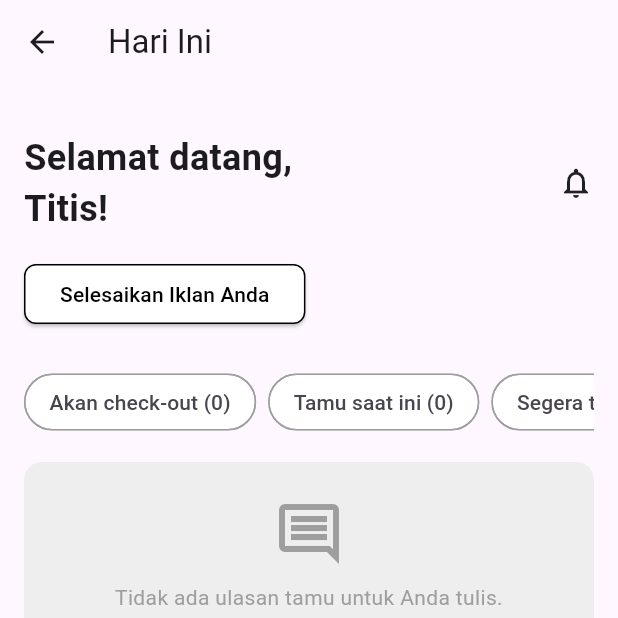
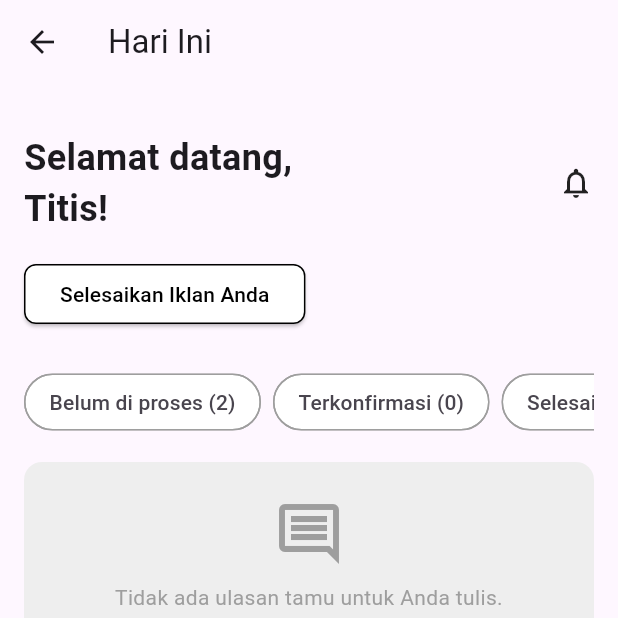
Before and after one commit to velinaaas/airbnbclone, a Flutter app: the _HariIniContent screen opened directly, on a phone screen of 412 x 824 dp, the top half of it. Run offline on Flutter 3.47's test engine with Material 3 defaults, Android fonts, the light colour scheme and no system bars; our stand-ins replace shared_preferences; accounts and stored records are empty; network calls fail.

Commit message:
commit dea 8

```diff
--- a/lib/main.dart
+++ b/lib/main.dart
@@ -13,7 +13,9 @@ import 'package:shared_preferences/shared_preferences.dart';
 import 'package:airbnbclone/views/login.dart';
 import 'package:airbnbclone/views/register.dart';
 import 'package:airbnbclone/views/explore.dart'; // contoh home setelah login
-import 'package:airbnbclone/pages/menu_page.dart'; // jika ingin ke menu langsung
+import 'package:airbnbclone/pages/menu_page.dart';
+import 'package:airbnbclone/pages/hari_ini_page.dart';
+ // jika ingin ke menu langsung
 
 void main() {
   runApp(const MyApp());
--- a/lib/pages/hari_ini_page.dart
+++ b/lib/pages/hari_ini_page.dart
@@ -1,7 +1,4 @@
 import 'package:flutter/material.dart';
-import 'package:airbnbclone/pages/menu_page.dart';
-import 'tempat_page.dart';
-import 'pesan_page.dart';
 
 class HariIniPage extends StatefulWidget {
   const HariIniPage({super.key});
@@ -11,56 +8,65 @@ class HariIniPage extends StatefulWidget {
 }
 
 class _HariIniPageState extends State<HariIniPage> {
-  int _selectedIndex = 0;
-
-  final List<Widget> _pages = [
-    const _HariIniContent(),
-    TempatPage(),
-    PesanPage(),
-    const MenuPage(),
-  ];
-
   @override
   Widget build(BuildContext context) {
-    return Scaffold(
-      body: _pages[_selectedIndex],
-      bottomNavigationBar: BottomNavigationBar(
-        currentIndex: _selectedIndex,
-        selectedItemColor:Colors.pink,
-        unselectedItemColor: Colors.grey,
-        showSelectedLabels: true,
-        showUnselectedLabels: true,
-        type: BottomNavigationBarType.fixed,
-        onTap: (index) {
-          setState(() {
-            _selectedIndex = index;
-          });
-        },
-        items: const [
-          BottomNavigationBarItem(
-            icon: Icon(Icons.check_box_outlined),
-            label: 'Hari ini',
-          ),
-          BottomNavigationBarItem(
-            icon: Icon(Icons.house),
-            label: 'Telusuri',
-          ),
-          BottomNavigationBarItem(
-            icon: Icon(Icons.chat_bubble_outline),
-            label: 'Pesan',
-          ),
-          BottomNavigationBarItem(
-            icon: Icon(Icons.menu),
-            label: 'Menu',
-          ),
-        ],
-      ),
-    );
+    return const _HariIniContent();
   }
 }
 
-class _HariIniContent extends StatelessWidget {
+class _HariIniContent extends StatefulWidget {
   const _HariIniContent();
+
+  @override
+  State<_HariIniContent> createState() => _HariIniContentState();
+}
+
+class _HariIniContentState extends State<_HariIniContent> {
+  String selectedTab = '';
+  List<Map<String, String>> akanCheckout = [
+    {'name': 'Ahmad Yusuf', 'detail': 'Villa Mawar, 17-19 Juni 2025'},
+    {'name': 'Lia Putri', 'detail': 'Apartemen Sakura, 18-20 Juni 2025'},
+  ];
+  List<Map<String, String>> tamuSaatIni = [];
+  List<Map<String, String>> pesananSelesai = [];
+
+  void _selectTab(String tab) {
+    setState(() {
+      selectedTab = tab;
+    });
+  }
+
+  void _konfirmasiPesanan(Map<String, String> pesanan) {
+    setState(() {
+      akanCheckout.remove(pesanan);
+      tamuSaatIni.add(pesanan);
+    });
+    ScaffoldMessenger.of(context).showSnackBar(SnackBar(
+      content: Text('Pesanan ${pesanan['name']} diterima.'),
+      duration: const Duration(seconds: 2),
+    ));
+  }
+
+  void _batalkanPesanan(Map<String, String> pesanan) {
+    setState(() {
+      akanCheckout.remove(pesanan);
+    });
+    ScaffoldMessenger.of(context).showSnackBar(SnackBar(
+      content: Text('Pesanan ${pesanan['name']} dibatalkan.'),
+      duration: const Duration(seconds: 2),
+    ));
+  }
+
+  void _selesaikanPesanan(Map<String, String> pesanan) {
+    setState(() {
+      tamuSaatIni.remove(pesanan);
+      pesananSelesai.add(pesanan);
+    });
+    ScaffoldMessenger.of(context).showSnackBar(SnackBar(
+      content: Text('Pesanan ${pesanan['name']} telah selesai.'),
+      duration: const Duration(seconds: 2),
+    ));
+  }
 
   @override
   Widget build(BuildContext context) {
@@ -99,19 +105,42 @@ class _HariIniContent extends StatelessWidget {
               scrollDirection: Axis.horizontal,
               child: Row(
                 children: [
-                  _tabChip('Akan check-out (0)'),
+                  _tabChip('Belum di proses (${akanCheckout.length})'),
                   const SizedBox(width: 8),
-                  _tabChip('Tamu saat ini (0)'),
+                  _tabChip('Terkonfirmasi (${tamuSaatIni.length})'),
                   const SizedBox(width: 8),
-                  _tabChip('Segera tiba (0)'),
+                  _tabChip('Selesai (${pesananSelesai.length})'),
                   const SizedBox(width: 8),
-                  _tabChip('Mendatang (0)'),
-                  const SizedBox(width: 8),
-                  _tabChip('Menunggu penulisan ulasan (0)'),
+                  _tabChip('Menunggu ulasan tamu (0)'),
                 ],
               ),
             ),
             const SizedBox(height: 16),
+            if (selectedTab == 'Belum di proses (${akanCheckout.length})') ...[
+              const Text(
+                'Pesanan Akan Check-Out',
+                style: TextStyle(fontSize: 18, fontWeight: FontWeight.bold),
+              ),
+              const SizedBox(height: 12),
+              for (var p in akanCheckout)
+                _orderCard(p['name']!, p['detail']!, p),
+            ] else if (selectedTab == 'Terkonfirmasi (${tamuSaatIni.length})') ...[
+              const Text(
+                'Terkonfirmasi',
+                style: TextStyle(fontSize: 18, fontWeight: FontWeight.bold),
+              ),
+              const SizedBox(height: 12),
+              for (var t in tamuSaatIni)
+                _orderCard(t['name']!, t['detail']!, t),
+            ] else if (selectedTab == 'Selesai (${pesananSelesai.length})') ...[
+              const Text(
+                'Pesanan Selesai',
+                style: TextStyle(fontSize: 18, fontWeight: FontWeight.bold),
+              ),
+              const SizedBox(height: 12),
+              for (var s in pesananSelesai)
+                _orderCard(s['name']!, s['detail']!, null),
+            ] else ...[
               Container(
                 width: double.infinity,
                 padding: const EdgeInsets.all(24),
@@ -121,7 +150,8 @@ class _HariIniContent extends StatelessWidget {
                 ),
                 child: Column(
                   children: const [
-                  Icon(Icons.insert_comment_outlined, size: 48, color: Colors.grey),
+                    Icon(Icons.insert_comment_outlined,
+                        size: 48, color: Colors.grey),
                     SizedBox(height: 8),
                     Text(
                       'Tidak ada ulasan tamu untuk Anda tulis.',
@@ -158,22 +188,70 @@ class _HariIniContent extends StatelessWidget {
                   style: TextStyle(fontSize: 18, fontWeight: FontWeight.bold)),
               const SizedBox(height: 12),
               _infoCard('Kini Anda bisa melakukan lebih banyak hal di Airbnb'),
-            _infoCard('Jelajahi fitur untuk tuan rumah terbaru untuk membantu...'),
+              _infoCard(
+                  'Jelajahi fitur untuk tuan rumah terbaru untuk membantu...'),
+            ]
           ],
         ),
       ),
     );
   }
 
-  static Widget _tabChip(String label) {
-    return Chip(
+  Widget _tabChip(String label) {
+    final bool isSelected = selectedTab == label;
+    return GestureDetector(
+      onTap: () => _selectTab(label),
+      child: Chip(
         label: Text(label),
         shape: const StadiumBorder(side: BorderSide(color: Colors.grey)),
-      backgroundColor: Colors.white,
+        backgroundColor: isSelected ? Colors.pink.shade100 : Colors.white,
+      ),
     );
   }
 
-  static Widget _helpCard(IconData icon, String title, String subtitle) {
+  Widget _orderCard(String name, String detail, Map<String, String>? data) {
+    return Container(
+      margin: const EdgeInsets.only(bottom: 12),
+      padding: const EdgeInsets.all(16),
+      decoration: BoxDecoration(
+        color: Colors.white,
+        borderRadius: BorderRadius.circular(12),
+        border: Border.all(color: Colors.grey.shade300),
+      ),
+      child: Column(
+        crossAxisAlignment: CrossAxisAlignment.start,
+        children: [
+          Text(name, style: const TextStyle(fontSize: 16, fontWeight: FontWeight.bold)),
+          const SizedBox(height: 4),
+          Text(detail),
+          const SizedBox(height: 8),
+          if (data != null && akanCheckout.contains(data)) ...[
+            Row(
+              children: [
+                ElevatedButton(
+                  onPressed: () => _konfirmasiPesanan(data),
+                  child: const Text('Konfirmasi'),
+                ),
+                const SizedBox(width: 12),
+                OutlinedButton(
+                  onPressed: () => _batalkanPesanan(data),
+                  child: const Text('Batalkan'),
+                ),
+              ],
+            )
+          ] else if (data != null && tamuSaatIni.contains(data)) ...[
+            ElevatedButton(
+              onPressed: () => _selesaikanPesanan(data),
+              style: ElevatedButton.styleFrom(backgroundColor: Colors.green),
+              child: const Text('Selesaikan Pesanan'),
+            )
+          ]
+        ],
+      ),
+    );
+  }
+
+  Widget _helpCard(IconData icon, String title, String subtitle) {
     return Container(
       margin: const EdgeInsets.only(bottom: 12),
       padding: const EdgeInsets.all(16),
@@ -201,7 +279,7 @@ class _HariIniContent extends StatelessWidget {
     );
   }
 
-  static Widget _infoCard(String title) {
+  Widget _infoCard(String title) {
     return Container(
       margin: const EdgeInsets.only(bottom: 12),
       padding: const EdgeInsets.all(12),
--- a/lib/views/experience.dart
+++ b/lib/views/experience.dart
@@ -152,7 +152,7 @@ class _ExperiencePageState extends State<ExperiencePage> {
           const _TabIcon(icon: Icons.flight, label: 'Experiences', isSelected: true),
           GestureDetector(
             onTap: () => Navigator.pushReplacementNamed(context, '/service'),
-            child: const _TabIcon(icon: Icons.notifications, label: 'Services'),
+            child: const _TabIcon(icon: Icons.room_service, label: 'Services'),
           ),
         ],
       ),
--- a/lib/views/explore.dart
+++ b/lib/views/explore.dart
@@ -236,7 +236,7 @@ class _ExplorePageState extends State<ExplorePage> {
                       child: _TabIcon(icon: Icons.flight, label: 'Experiences', isSelected: selectedTopTabIndex == 1)),
                   GestureDetector(
                       onTap: () => onTopTabTap(2),
-                      child: _TabIcon(icon: Icons.miscellaneous_services, label: 'Services', isSelected: selectedTopTabIndex == 2)),
+                      child: _TabIcon(icon: Icons.room_service, label: 'Services', isSelected: selectedTopTabIndex == 2)),
                 ]),
                 const SizedBox(height: 24),
                 const Text('Stays around the world', style: TextStyle(fontSize: 18, fontWeight: FontWeight.w600)),
```
Also changed, not shown: pubspec.lock. Lines whose indentation alone changed are shown as unchanged.
